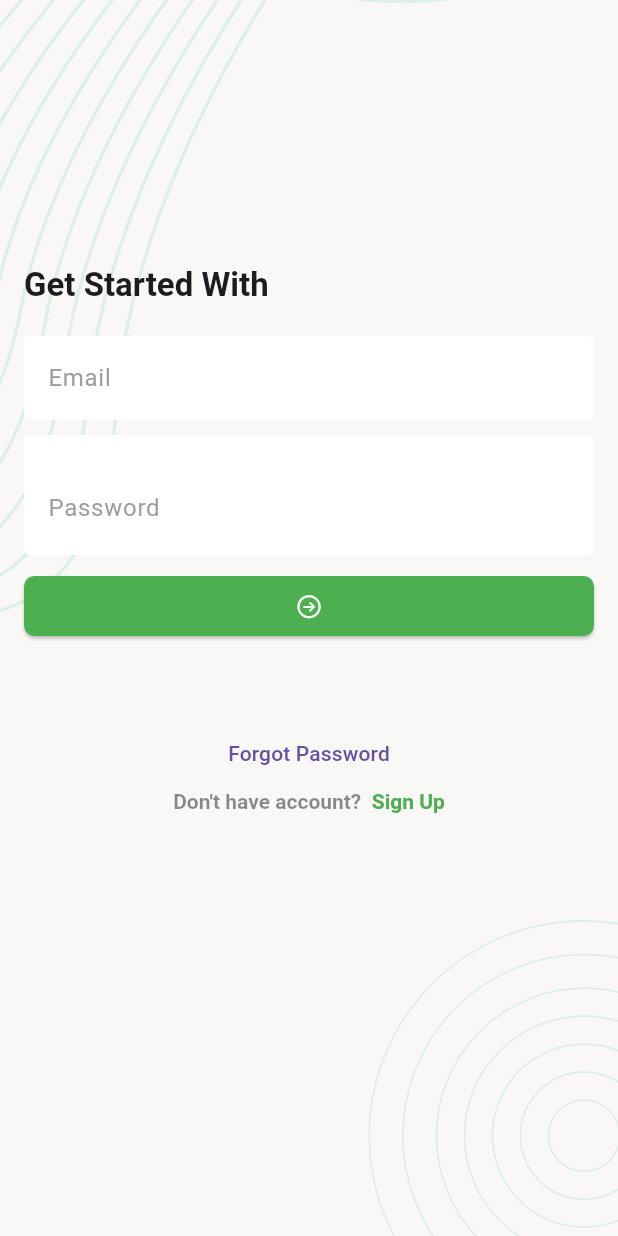
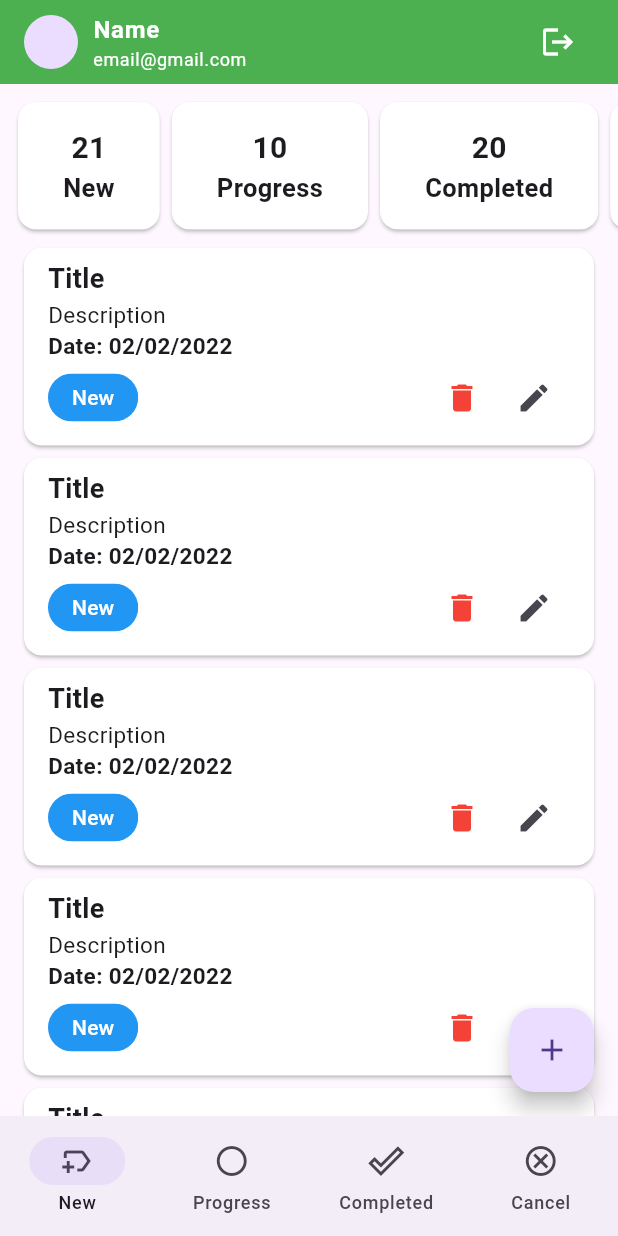
Before and after one commit to monabbir1/ostad_2, a Flutter app: the screen it shows after launch, on a phone screen of 412 x 824 dp. Run offline on Flutter 3.47's test engine with Material 3 defaults, Android fonts, the phone set to English and light mode, and no system bars; our stand-ins replace flutter_svg, pin_code_fields.

Commit message:
task Manager Ostad 2nd Update

```diff
--- a/lib/app.dart
+++ b/lib/app.dart
@@ -1,5 +1,6 @@
 import 'package:flutter/cupertino.dart';
 import 'package:flutter/material.dart';
+import 'package:ostad_2/ui/screens/main_bottom_nav_screen.dart';
 import 'package:ostad_2/ui/screens/splash_screen.dart';
 
 class TaskManager extends StatelessWidget {
@@ -16,10 +17,10 @@ class TaskManager extends StatelessWidget {
           border: OutlineInputBorder(
               borderSide: BorderSide.none
           ),
-        )
+        ),
       ),
       debugShowCheckedModeBanner: false,
-      home: SplashScreen(),
+      home: MainBottomNavScreen(),
     );
   }
 }
--- a/lib/ui/screens/login_screen.dart
+++ b/lib/ui/screens/login_screen.dart
@@ -1,6 +1,7 @@
 import 'package:flutter/cupertino.dart';
 import 'package:flutter/gestures.dart';
 import 'package:flutter/material.dart';
+import 'package:ostad_2/ui/screens/main_bottom_nav_screen.dart';
 import 'package:ostad_2/ui/screens/register_screen.dart';
 import 'package:ostad_2/ui/widget/screen_background.dart';
 import 'forgot_password_verify_email_screen.dart';
@@ -17,7 +18,9 @@ class _LoginScreenState extends State<LoginScreen> {
   final TextEditingController _passwordController = TextEditingController();
   bool _obscureText = true;
 
-
+    void _tabSubmitButton(){
+      Navigator.pushAndRemoveUntil(context, MaterialPageRoute(builder: (context)=>MainBottomNavScreen()), (predicate)=>false);
+    }
 
   void tabSignUpButton(){
     Navigator.push(context, MaterialPageRoute(builder: (context)=>RegisterScreen()));
@@ -75,7 +78,7 @@ class _LoginScreenState extends State<LoginScreen> {
                 ),
               ),
               SizedBox(height: 10,),
-              ElevatedButton(onPressed: (){},
+              ElevatedButton(onPressed: _tabSubmitButton,
                   style: ElevatedButton.styleFrom(
                       fixedSize: Size.fromWidth(double.maxFinite),
                       backgroundColor: Colors.green,
--- /dev/null
+++ b/lib/ui/screens/main_bottom_nav_screen.dart
@@ -0,0 +1,42 @@
+import 'package:flutter/material.dart';
+import 'package:ostad_2/ui/screens/tasks/new_task_screens.dart';
+
+import '../widget/tmAppbar.dart';
+
+class MainBottomNavScreen extends StatefulWidget {
+  const MainBottomNavScreen({super.key});
+
+  @override
+  State<MainBottomNavScreen> createState() => _MainBottomNavScreenState();
+}
+
+class _MainBottomNavScreenState extends State<MainBottomNavScreen> {
+  int _selectedIndex = 0;
+  List<Widget> screens = [
+    NewTaskScreens(),
+    NewTaskScreens(),
+    NewTaskScreens(),
+    NewTaskScreens(),
+  ];
+
+
+  @override
+  Widget build(BuildContext context) {
+    return Scaffold(
+      appBar: TMAppbar(),
+      body: screens[_selectedIndex],
+      bottomNavigationBar: NavigationBar(
+        selectedIndex: _selectedIndex,
+          onDestinationSelected: (index){
+            _selectedIndex = index;
+          setState(() {});
+          },
+          destinations: [
+            NavigationDestination(icon: Icon(Icons.new_label_outlined), label: 'New'),
+            NavigationDestination(icon: Icon(Icons.circle_outlined), label: 'Progress'),
+            NavigationDestination(icon: Icon(Icons.done_outline), label: 'Completed'),
+            NavigationDestination(icon: Icon(Icons.cancel_outlined), label: 'Cancel'),
+          ]),
+    );
+  }
+}
--- /dev/null
+++ b/lib/ui/screens/tasks/new_task_screens.dart
@@ -0,0 +1,58 @@
+import 'package:flutter/cupertino.dart';
+import 'package:flutter/material.dart';
+
+import '../../widget/summaryCard.dart';
+import '../../widget/taskCard.dart';
+
+class NewTaskScreens extends StatefulWidget {
+  const NewTaskScreens({super.key});
+
+  @override
+  State<NewTaskScreens> createState() => _NewTaskScreensState();
+}
+
+class _NewTaskScreensState extends State<NewTaskScreens> {
+  @override
+  Widget build(BuildContext context) {
+    return Scaffold(
+      body: SingleChildScrollView(
+        child: Column(
+          children: [
+            buildSummarySection(),
+            ListView.separated(
+              itemCount: 5,
+              shrinkWrap: true,
+              primary: false,
+              itemBuilder: (context, index){
+                return  taskCard();
+              },
+              separatorBuilder: (context, index) => SizedBox(height: 8),
+            ),
+          ],
+        ),
+      ),
+
+      floatingActionButton: FloatingActionButton(
+        onPressed: () {},
+        child: Icon(Icons.add),
+      ),
+    );
+  }
+
+  Widget buildSummarySection() {
+    return SingleChildScrollView(
+      scrollDirection: Axis.horizontal,
+      child: Padding(
+        padding: const EdgeInsets.all(8.0),
+        child: Row(
+          children: [
+            SummaryCard(title: 'New', count: 21),
+            SummaryCard(title: 'Progress', count: 10),
+            SummaryCard(title: 'Completed', count: 20),
+            SummaryCard(title: 'Cancel', count: 5),
+          ],
+        ),
+      ),
+    );
+  }
+}
--- /dev/null
+++ b/lib/ui/widget/summaryCard.dart
@@ -0,0 +1,30 @@
+import 'package:flutter/cupertino.dart';
+import 'package:flutter/material.dart';
+
+class SummaryCard extends StatelessWidget {
+  const SummaryCard({
+    super.key, required this.title, required this.count,
+  });
+
+  final String title;
+  final int count;
+
+  @override
+  Widget build(BuildContext context) {
+    return Card(
+      elevation: 1,
+      color: Colors.white,
+      child: Padding(
+        padding: const EdgeInsets.symmetric(horizontal: 30,vertical: 16),
+        child: Column(
+          children: [
+            Text('$count',style: TextStyle(fontWeight: FontWeight.bold,
+                fontSize: 20
+            ),),
+            Text(title,style: TextStyle(fontWeight: FontWeight.bold,fontSize: 17),),
+          ],
+        ),
+      ),
+    );
+  }
+}
--- /dev/null
+++ b/lib/ui/widget/taskCard.dart
@@ -0,0 +1,44 @@
+import 'package:flutter/cupertino.dart';
+import 'package:flutter/material.dart';
+
+class taskCard extends StatelessWidget {
+  const taskCard({
+    super.key,
+  });
+
+  @override
+  Widget build(BuildContext context) {
+    return Card(
+      margin: EdgeInsets.symmetric(horizontal: 16),
+      color: Colors.white,
+      child: Padding(
+        padding: const EdgeInsets.symmetric(horizontal: 16,vertical: 8),
+        child: Column(
+          crossAxisAlignment: CrossAxisAlignment.start,
+          children: [
+            Text('Title',style: TextStyle(fontWeight: FontWeight.w600,fontSize: 18),),
+            Text('Description',style: TextStyle(fontSize: 15),),
+            Text('Date: 02/02/2022',style: TextStyle(fontWeight: FontWeight.w600,fontSize: 15),),
+            Row(
+              children: [
+                Chip(label: Text('New',style: TextStyle(
+                    color: Colors.white
+                ),),
+                  padding: EdgeInsets.symmetric(horizontal: 8),
+                  shape: RoundedRectangleBorder(
+                      borderRadius: BorderRadius.circular(50)
+                  ),
+                  backgroundColor: Colors.blue,
+                  side: BorderSide.none,
+                ),
+                Spacer(),
+                IconButton(onPressed: (){}, icon: Icon(Icons.delete,color: Colors.red,)),
+                IconButton(onPressed: (){}, icon: Icon(Icons.edit)),
+              ],
+            ),
+          ],
+        ),
+      ),
+    );
+  }
+}
--- /dev/null
+++ b/lib/ui/widget/tmAppbar.dart
@@ -0,0 +1,41 @@
+import 'package:flutter/cupertino.dart';
+import 'package:flutter/material.dart';
+
+class TMAppbar extends StatelessWidget implements PreferredSizeWidget {
+  const TMAppbar({
+    super.key,
+  });
+
+  @override
+  Widget build(BuildContext context) {
+    TextTheme textTheme = Theme.of(context).textTheme;
+    return AppBar(
+      backgroundColor: Colors.green,
+      title: Row(
+        children: [
+          CircleAvatar(
+            radius: 18,
+          ),
+          SizedBox(width: 10),
+          Expanded(
+            child: Column(
+              crossAxisAlignment: CrossAxisAlignment.start,
+              children: [
+                Text('Name',style: textTheme.bodyLarge?.copyWith(
+                    color: Colors.white,fontWeight: FontWeight.w600
+                ),),
+                Text('email@gmail.com',style: textTheme.bodySmall?.copyWith(
+                    color: Colors.white
+                ),),
+              ],
+            ),
+          ),
+          IconButton(onPressed: (){}, icon: Icon(Icons.logout,color: Colors.white,))
+        ],
+      ),
+    );
+  }
+
+  @override
+  Size get preferredSize => Size.fromHeight(kToolbarHeight);
+}
--- a/pubspec.yaml
+++ b/pubspec.yaml
@@ -16,6 +16,7 @@ dependencies:
   cupertino_icons: ^1.0.8
   flutter_svg: ^2.0.17
   pin_code_fields: ^8.0.1
+  font_awesome_flutter: ^10.6.0
 
 dev_dependencies:
   flutter_test:
```
Also changed, not shown: pubspec.lock, 1 other file. Lines whose indentation alone changed are shown as unchanged.
